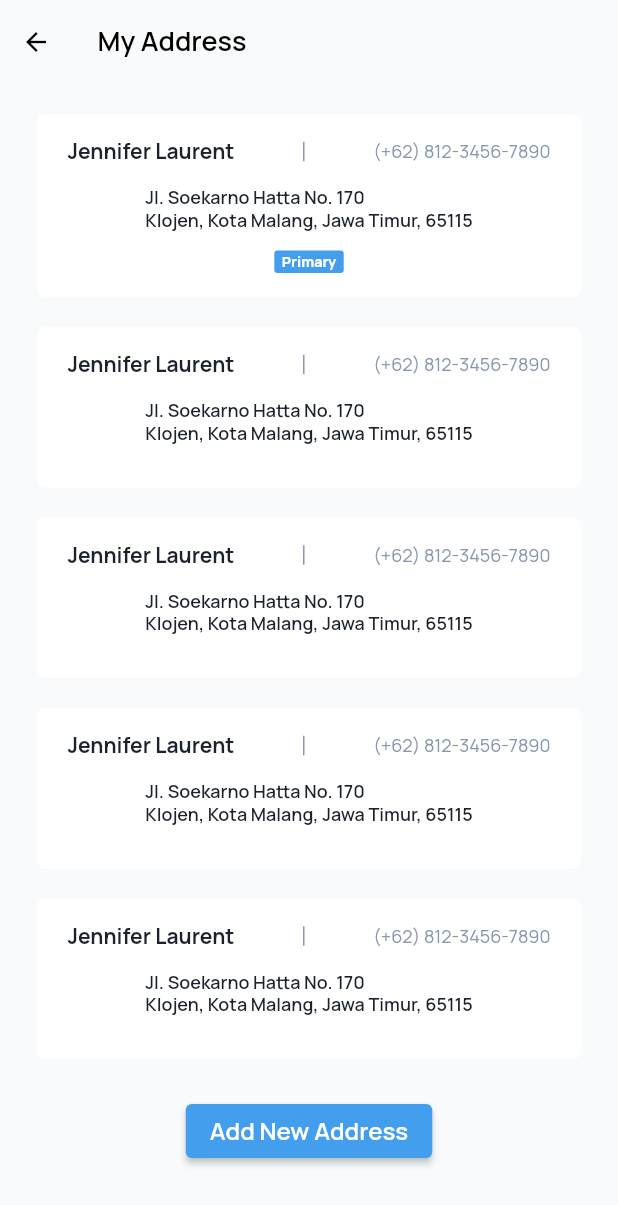
After one commit to Aseupan/Mobile, a Flutter app: the MyAddressScreen screen opened directly, on a phone screen of 412 x 824 dp. The commit adds this screen. Shown: the top 1205 px of the screen. Run offline on Flutter 3.47's test engine with Material 2 defaults, Android fonts, the phone set to English and light mode, and no system bars; our stand-ins replace carousel_slider, dio, email_validator, flutter_hooks, flutter_screenutil, flutter_svg and 5 more; accounts and stored records are empty; generated files the repository leaves out were written again.

Commit message:
change to windows sek

```diff
--- a/lib/routes/app_pages.dart
+++ b/lib/routes/app_pages.dart
@@ -8,6 +8,7 @@ import 'package:mobile/views/campaign/campaigh_detail_screen.dart';
 import 'package:mobile/views/campaign/campaign_binding.dart';
 import 'package:mobile/views/campaign/campaign_list_screen.dart';
 import 'package:mobile/views/campaign/food_campaign_screen.dart';
+import 'package:mobile/views/campaign/pickup_detail_screen.dart';
 import 'package:mobile/views/home/home_screen.dart';
 import 'package:mobile/views/launch/splash_screen.dart';
 import 'package:mobile/routes/app_routes.dart';
@@ -49,6 +50,10 @@ List<GetPage<dynamic>> appRouter() {
       name: '/campaign/:campaignId/food',
       page: () => FoodCampaignScreen(),
       binding: CampaignBinding(),
+    ),
+    GetPage(
+      name: '/campaign/:campaignId/pickup',
+      page: () => PickupDetailScreen(),
     )
   ];
 }
--- a/lib/routes/app_routes.dart
+++ b/lib/routes/app_routes.dart
@@ -15,4 +15,8 @@ class RoutePage {
   static String foodDetail(num campaignId) {
     return '/campaign/:$campaignId/food';
   }
+
+  static String pickupDetail(num campaignId) {
+    return '/campaign/:$campaignId/pickup';
+  }
 }
--- a/lib/services/global_theme.dart
+++ b/lib/services/global_theme.dart
@@ -11,6 +11,7 @@ ThemeData GlobalTheme() {
         horizontal: 16,
       ),
     ),
+    scaffoldBackgroundColor: ColorConstants.slate[25],
     elevatedButtonTheme: ElevatedButtonThemeData(
       style: ButtonStyle(
         tapTargetSize: MaterialTapTargetSize.shrinkWrap,
--- /dev/null
+++ b/lib/views/address/myaddress_screen.dart
@@ -0,0 +1,45 @@
+import 'package:flutter/material.dart';
+import 'package:mobile/widgets/custom_appbar.dart';
+import 'package:mobile/views/address/widget/address_card.dart';
+import 'package:mobile/widgets/text_styles.dart';
+
+class MyAddressScreen extends StatelessWidget {
+  const MyAddressScreen({super.key});
+
+  @override
+  Widget build(BuildContext context) {
+    return Scaffold(
+      appBar: CustomAppBar('My Address'),
+      body: SingleChildScrollView(
+        child: Padding(
+          padding: EdgeInsets.symmetric(vertical: 20, horizontal: 25),
+          child: Column(
+            children: [
+              Wrap(
+                runSpacing: 20,
+                children: [
+                  AddressCard(isPrimary: true),
+                  AddressCard(isPrimary: false),
+                  AddressCard(isPrimary: false),
+                  AddressCard(isPrimary: false),
+                  AddressCard(isPrimary: false),
+                ],
+              ),
+              SizedBox(height: 30),
+              ElevatedButton(
+                onPressed: () {},
+                child: Text(
+                  'Add New Address',
+                  style: h4TextStyle(
+                    color: Colors.white,
+                    weight: FontWeight.w600,
+                  ),
+                ),
+              )
+            ],
+          ),
+        ),
+      ),
+    );
+  }
+}
--- /dev/null
+++ b/lib/views/address/widget/address_card.dart
@@ -0,0 +1,73 @@
+import 'package:flutter/material.dart';
+import 'package:mobile/utils/color_constants.dart';
+import 'package:mobile/widgets/text_styles.dart';
+
+class AddressCard extends StatelessWidget {
+  final bool isPrimary;
+
+  AddressCard({super.key, required this.isPrimary});
+
+  final Widget primaryWidget = Container(
+    decoration: BoxDecoration(
+      color: ColorConstants.flowerBlue[600],
+      borderRadius: BorderRadius.circular(2),
+    ),
+    padding: EdgeInsets.symmetric(
+      vertical: 1,
+      horizontal: 5,
+    ),
+    child: Text(
+      'Primary',
+      style: TextStyle(
+        color: Colors.white,
+        fontWeight: FontWeight.w800,
+        fontSize: 9.5,
+      ),
+    ),
+  );
+
+  @override
+  Widget build(BuildContext context) {
+    return Container(
+      padding: EdgeInsets.symmetric(horizontal: 20, vertical: 16),
+      decoration: BoxDecoration(
+        color: Colors.white,
+        borderRadius: BorderRadius.circular(5),
+      ),
+      child: Column(
+        children: [
+          Row(
+            mainAxisAlignment: MainAxisAlignment.spaceBetween,
+            children: [
+              Flexible(
+                child: Text(
+                  'Jennifer Laurent',
+                  overflow: TextOverflow.ellipsis,
+                  style: body5TextStyle(weight: FontWeight.bold),
+                ),
+              ),
+              Container(
+                width: 1,
+                height: 13,
+                color: ColorConstants.slate[400],
+              ),
+              Text(
+                '(+62) 812-3456-7890',
+                style: body6TextStyle(
+                  color: ColorConstants.slate[400],
+                ),
+              ),
+            ],
+          ),
+          SizedBox(height: 14),
+          Text(
+            'Jl. Soekarno Hatta No. 170\nKlojen, Kota Malang, Jawa Timur, 65115',
+            style: body6TextStyle(weight: FontWeight.w600),
+          ),
+          SizedBox(height: 13),
+          isPrimary ? primaryWidget : Container(),
+        ],
+      ),
+    );
+  }
+}
```
Also changed, not shown: lib/views/campaign/food_campaign_screen.dart (+16 -6 lines), lib/views/campaign/pickup_detail_screen.dart (added, +41 -0 lines), lib/widgets/text_styles.dart (+9 -8 lines), lib/main.dart (line endings or trailing spaces).
